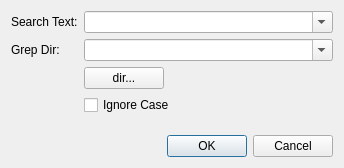
shigmas/viMarkdown, file viMarkdown/src/GrepDialog.ui: the form before one commit.
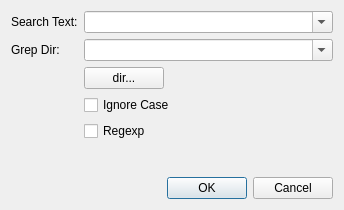
The form after the commit.

Commit message: 0084 ◎ C 05/15 05/16 03007│ToDo│Grep ダイアログ：正規表現 チェックボックス追加

```diff
--- a/viMarkdown/src/GrepDialog.ui
+++ b/viMarkdown/src/GrepDialog.ui
@@ -7,7 +7,7 @@
     <x>0</x>
     <y>0</y>
     <width>344</width>
-    <height>168</height>
+    <height>210</height>
    </rect>
   </property>
   <property name="windowTitle">
@@ -59,7 +59,7 @@
          </property>
         </widget>
        </item>
-       <item row="5" column="1">
+       <item row="6" column="1">
         <widget class="QDialogButtonBox" name="buttonBox">
          <property name="layoutDirection">
           <enum>Qt::LayoutDirection::LeftToRight</enum>
@@ -69,7 +69,7 @@
          </property>
         </widget>
        </item>
-       <item row="4" column="1">
+       <item row="5" column="1">
         <spacer name="verticalSpacer_2">
          <property name="orientation">
           <enum>Qt::Orientation::Vertical</enum>
@@ -89,6 +89,13 @@
          </property>
         </widget>
        </item>
+       <item row="4" column="1">
+        <widget class="QCheckBox" name="regexp">
+         <property name="text">
+          <string>Regexp</string>
+         </property>
+        </widget>
+       </item>
       </layout>
      </item>
      <item>
```
The commit also changes 5 other files.
